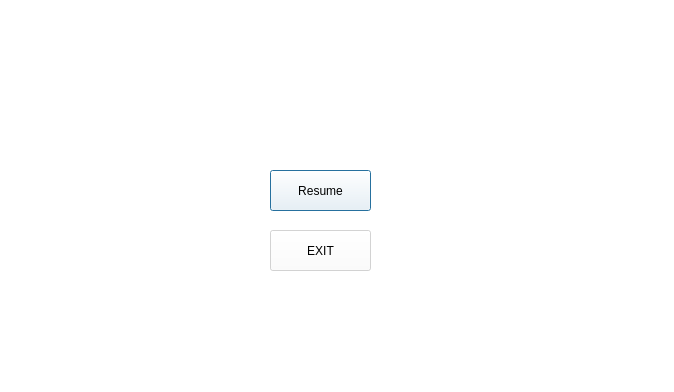
Before: the Qt Designer form ui/menuwindow.ui in SEAME-pt/Team02-Module04, drawn with Qt 5.
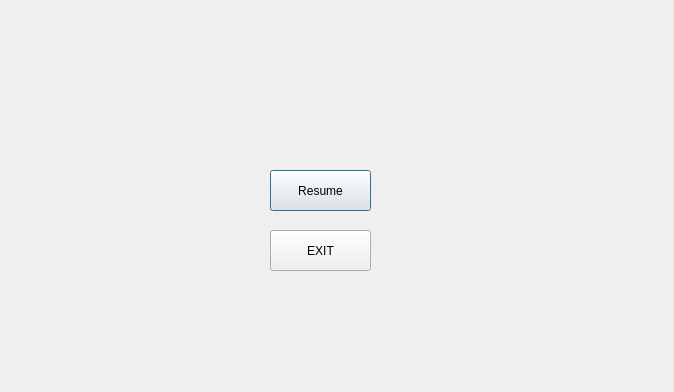
After: the same form once the commit is applied.

Commit message: Refactor menu window UI: remove background color and add button palette properties

The edit to the form file:
```diff
--- a/ui/menuwindow.ui
+++ b/ui/menuwindow.ui
@@ -20,8 +20,7 @@
    <bool>false</bool>
   </property>
   <property name="styleSheet">
-   <string notr="true">background-color: rgba(255, 255, 255, 0.6);  /* Replace (0, 0, 0) with your desired color */
-</string>
+   <string notr="true"/>
   </property>
   <property name="modal">
    <bool>false</bool>
```
Left out of the diff: 26 changed lines with no effect on the pictures.
